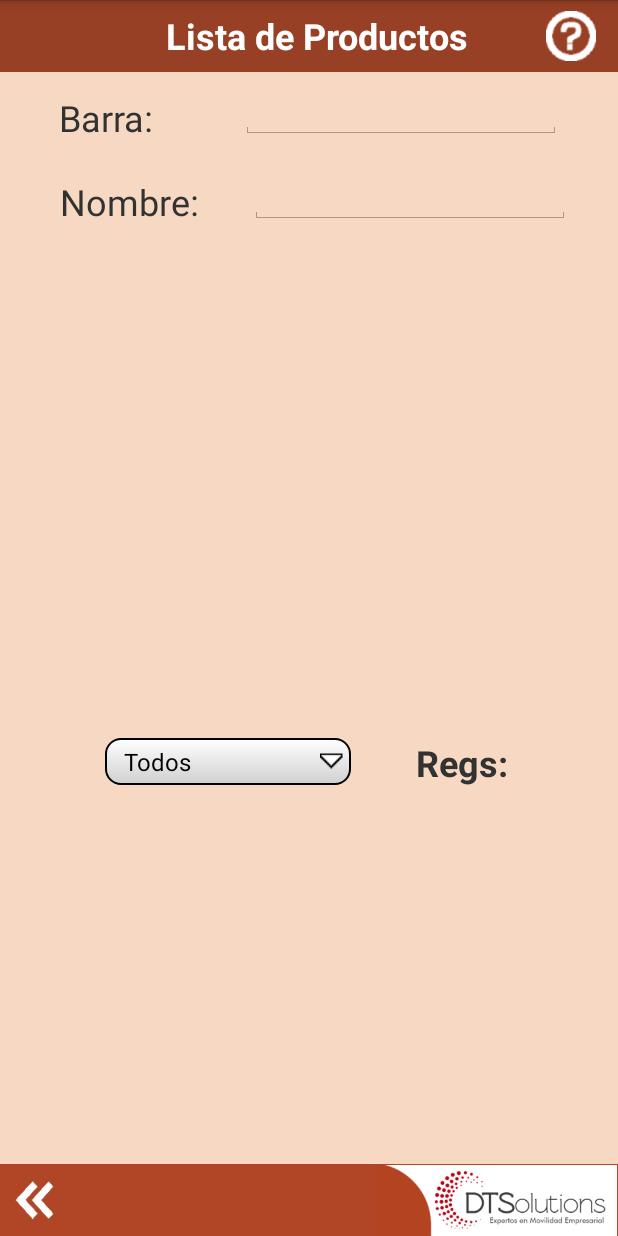
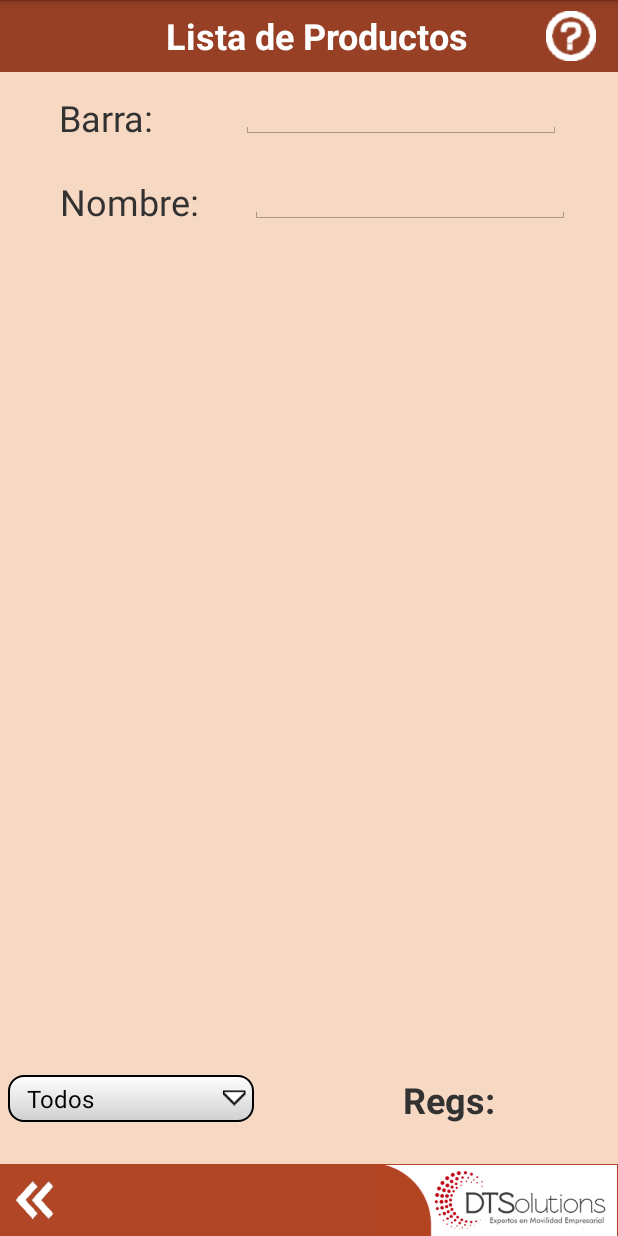
Before and after one commit to dtsolutionsgt/tomweb, an Android app: the Productos screen opened directly, with no data from a screen before it, after a tap on "OK", on a phone screen of 412 x 824 dp. Run offline under Robolectric (Android 15) with nearby library versions, the phone set to English and light mode, and no system bars; 1 statement that could not run was skipped.

```diff
--- a/app/src/main/java/com/dts/tomweb/Inventario.java
+++ b/app/src/main/java/com/dts/tomweb/Inventario.java
@@ -135,9 +135,10 @@ public class Inventario extends PBase {
             }
 
             gl.idInvEnc=item.id_inventario_enc;
+            gl.empresa=item.id_empresa;
 
             Correlativo.setText(Integer.toString(gl.idInvEnc));
-            Empresa.setText(Integer.toString(item.id_empresa));
+            Empresa.setText(Integer.toString(gl.empresa));
             Estado.setText(estado);
             FechaInv.setText(sfecha);
             Descrip.setText(item.nombre);
--- a/app/src/main/java/com/dts/tomweb/MenuPrincipal.java
+++ b/app/src/main/java/com/dts/tomweb/MenuPrincipal.java
@@ -69,7 +69,7 @@ public class MenuPrincipal extends PBase {
         dialog.setPositiveButton("Si", new DialogInterface.OnClickListener() {
             public void onClick(DialogInterface dialog, int which) {
                 gl.exitapp=true;
-                finish();
+                finito();
             }
         });
 
@@ -91,5 +91,9 @@ public class MenuPrincipal extends PBase {
         msgAskExit("Salir de aplicación");
     }
 
+    public void finito(){
+        super.finish();
+    }
+
     //endregion
 }
--- a/app/src/main/java/com/dts/tomweb/Productos.java
+++ b/app/src/main/java/com/dts/tomweb/Productos.java
@@ -257,7 +257,7 @@ public class Productos extends PBase {
 
                 }else if(text.equals("Todos")){
 
-                    tn = tn + " WHERE id_inventario_enc ="+ gl.idInvEnc;
+                    tn = tn + " WHERE id_empresa ="+ gl.empresa;
                     val=1;
 
                 }
--- a/app/src/main/res/layout/activity_com_ws.xml
+++ b/app/src/main/res/layout/activity_com_ws.xml
@@ -152,8 +152,7 @@
                 android:layout_alignParentTop="false"
                 android:layout_centerInParent="true"
                 android:background="@drawable/frame_round"
-                android:clickable="true"
-                android:onClick="askSend">
+                android:clickable="true">
 
                 <TextView
                     android:id="@+id/textView18"
@@ -175,6 +174,7 @@
                     android:layout_alignParentStart="true"
                     android:layout_alignParentTop="true"
                     android:layout_marginTop="0dp"
+                    android:onClick="askSend"
                     android:padding="10dp"
                     android:src="@drawable/upload" />
             </RelativeLayout>
--- a/app/src/main/res/layout/activity_productos.xml
+++ b/app/src/main/res/layout/activity_productos.xml
@@ -189,10 +189,9 @@ tools:context="com.dts.tomweb.Productos">
             android:id="@+id/txtRegs"
             android:layout_width="56dp"
             android:layout_height="wrap_content"
-            android:layout_below="@+id/relTop"
+            android:layout_alignTop="@id/spinner3"
             android:layout_alignParentEnd="true"
-            android:layout_marginTop="444dp"
-            android:layout_marginEnd="8dp"
+            android:layout_marginRight="10dp"
             android:textSize="24sp"
             android:textStyle="bold" />
 
@@ -201,9 +200,9 @@ tools:context="com.dts.tomweb.Productos">
             android:layout_width="wrap_content"
             android:layout_height="wrap_content"
             android:layout_below="@+id/relTop"
-            android:layout_marginTop="444dp"
-            android:layout_marginEnd="3dp"
-            android:layout_toStartOf="@+id/txtRegs"
+            android:layout_alignTop="@id/spinner3"
+            android:layout_marginRight="10dp"
+            android:layout_toLeftOf="@id/txtRegs"
             android:text="Regs: "
             android:textSize="24sp"
             android:textStyle="bold" />
@@ -213,10 +212,11 @@ tools:context="com.dts.tomweb.Productos">
             android:id="@+id/spinner3"
             android:layout_width="164dp"
             android:layout_height="wrap_content"
-            android:layout_below="@+id/relTop"
-            android:layout_alignParentEnd="true"
-            android:layout_marginTop="444dp"
-            android:layout_marginEnd="178dp"
+            android:layout_above="@id/relBot"
+            android:layout_alignParentBottom="true"
+            android:layout_marginStart="5dp"
+            android:layout_marginTop="0dp"
+            android:layout_marginBottom="76dp"
             android:background="@drawable/spinnerstyle" />
 
     </RelativeLayout>
```
Also changed, not shown: app/src/main/java/com/dts/tomweb/ComWS.java (+7 -8 lines), app/src/main/java/com/dts/tomweb/Conteo.java (+6 -4 lines).
